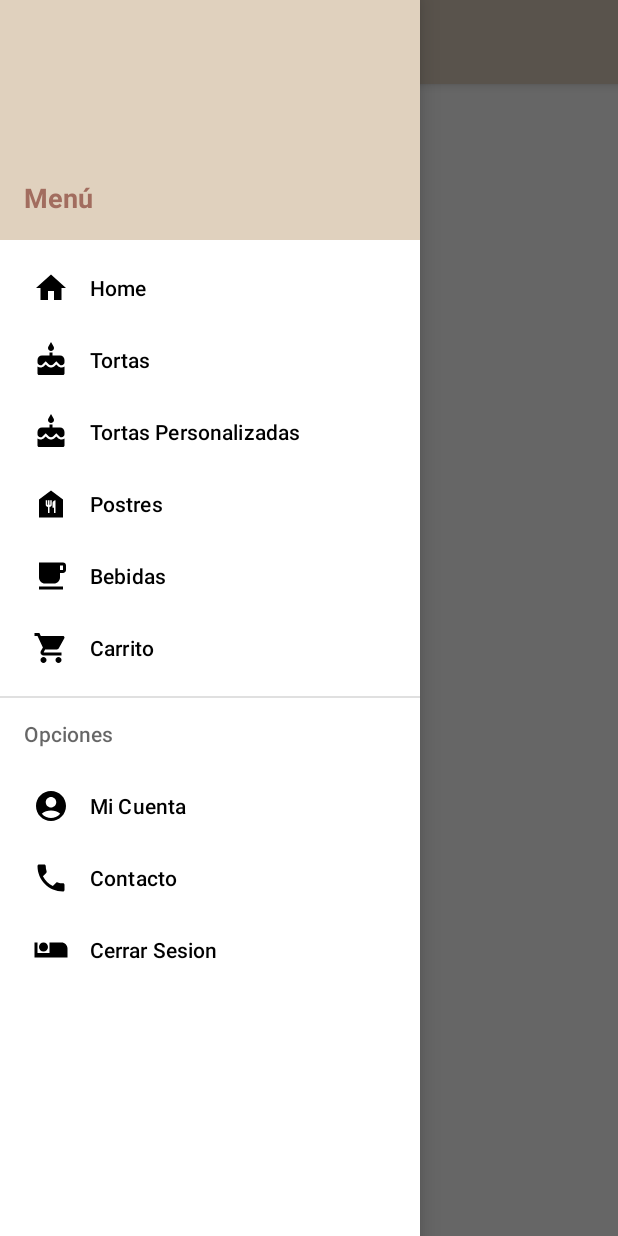
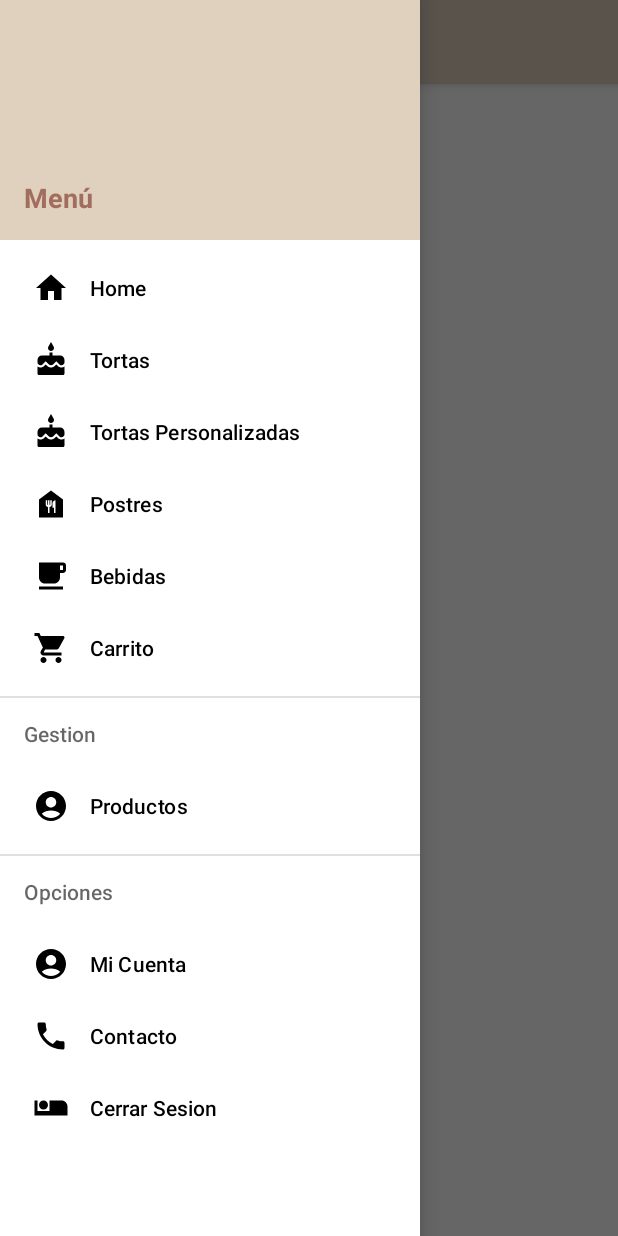
Before and after one commit to itzAngel/tsuki-project, an Android app: the MainActivity screen opened directly, with no data from a screen before it, with the side drawer open, on a phone screen of 412 x 824 dp. Run offline under Robolectric (Android 15) with nearby library versions, the light colour scheme and no system bars.

```diff
--- a/final_project/app/src/main/java/com/upn/final_project/MainActivity.java
+++ b/final_project/app/src/main/java/com/upn/final_project/MainActivity.java
@@ -15,6 +15,7 @@ import android.content.DialogInterface;
 import android.content.Intent;
 import android.net.Uri;
 import android.os.Bundle;
+import android.view.Menu;
 import android.view.MenuItem;
 import android.view.View;
 import android.widget.Button;
@@ -53,6 +54,8 @@ public class MainActivity extends AppCompatActivity implements NavigationView.On
     public TextView name, mail;
     ImageView logout;
 
+    GoogleSignInAccount account;
+
     GoogleSignInOptions gso;
     GoogleSignInClient gsc;
 
@@ -78,7 +81,7 @@ public class MainActivity extends AppCompatActivity implements NavigationView.On
                 .build();
 
         gsc = GoogleSignIn.getClient(this,gso);
-        GoogleSignInAccount account = GoogleSignIn.getLastSignedInAccount(this);
+        account = GoogleSignIn.getLastSignedInAccount(this);
         if(account!=null){
             String Name = account.getDisplayName();
             String Mail = account.getEmail();
@@ -128,7 +131,7 @@ public class MainActivity extends AppCompatActivity implements NavigationView.On
             item.setChecked(true);
         }
         if(item.getItemId()==R.id.tortas_personalizadas){
-            mostrarFragmento(new ProductoFragment());
+            mostrarFragmento(new TortasPersonalizadasFragment());
             item.setChecked(true);
         }
         if(item.getItemId()==R.id.postres){
@@ -141,6 +144,10 @@ public class MainActivity extends AppCompatActivity implements NavigationView.On
         }
         if(item.getItemId()==R.id.carrito){
             mostrarFragmento(new CarritoFragment());
+            item.setChecked(true);
+        }
+        if(item.getItemId()==R.id.productos){
+            mostrarFragmento(new ProductoFragment());
             item.setChecked(true);
         }
         if(item.getItemId()==R.id.mi_cuenta){
--- a/final_project/app/src/main/res/menu/top_app_bar.xml
+++ b/final_project/app/src/main/res/menu/top_app_bar.xml
@@ -34,6 +34,23 @@
         android:id="@+id/group2"
         android:checkableBehavior="single">
         <item
+            android:id="@+id/gestion"
+            android:title="Gestion"
+            android:icon="@drawable/ic_settings">
+            <menu>
+                <item
+                    android:id="@+id/productos"
+                    android:icon="@drawable/ic_account"
+                    android:title="Productos" />
+
+            </menu>
+        </item>
+    </group>
+
+    <group
+        android:id="@+id/group3"
+        android:checkableBehavior="single">
+        <item
             android:id="@+id/opciones"
             android:title="Opciones"
             android:icon="@drawable/ic_settings">
```
Also changed, not shown: final_project/app/src/main/java/com/upn/final_project/AdaptadorProductos.java (+59 -13 lines), final_project/app/src/main/res/layout/item_rv_productos.xml (+24 -3 lines), final_project/app/src/main/res/drawable/editar.png (added), final_project/app/src/main/res/drawable/eliminar.png (added).
